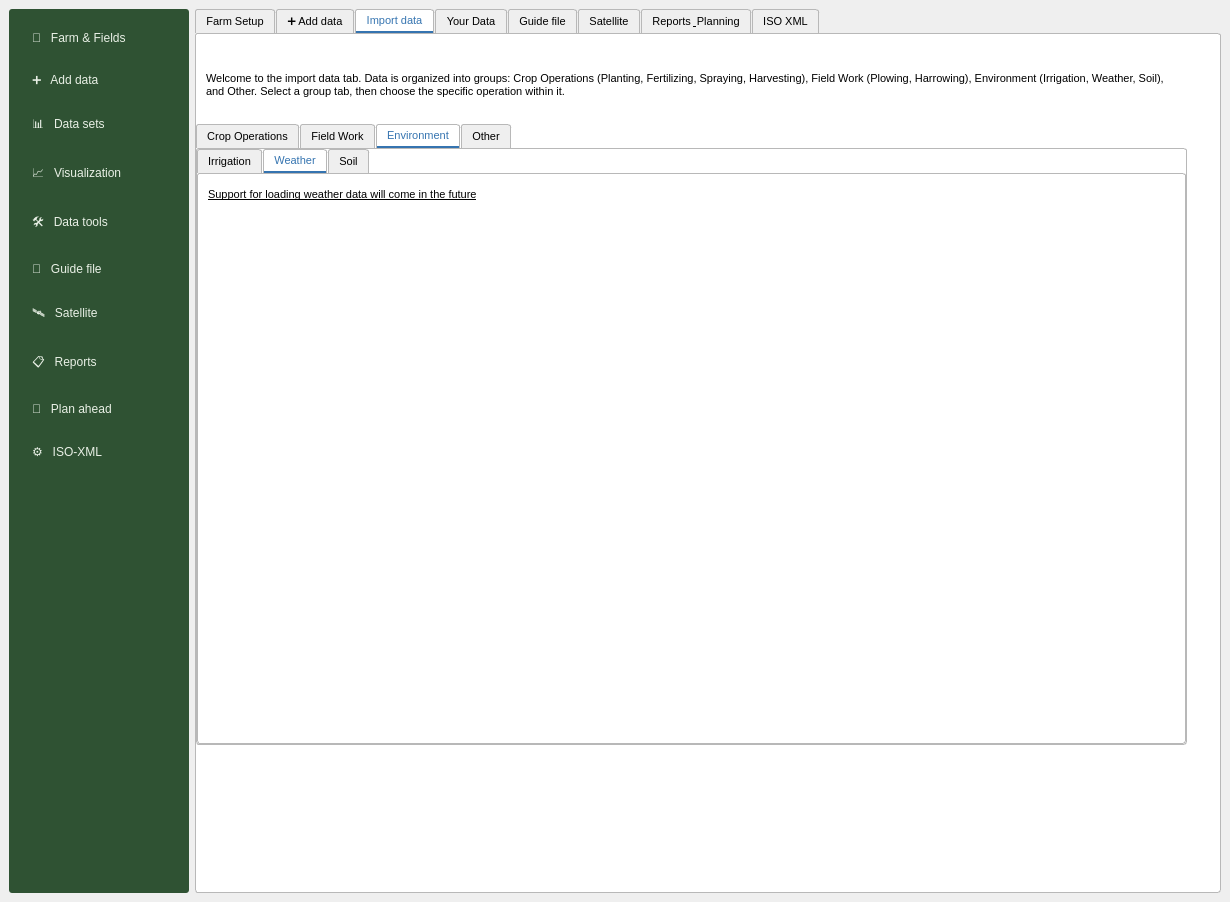
This is GeoDataFarm_dockwidget_base.ui in axelande/geodatafarm3 as Qt 5 draws it before an edit. The edited form follows.
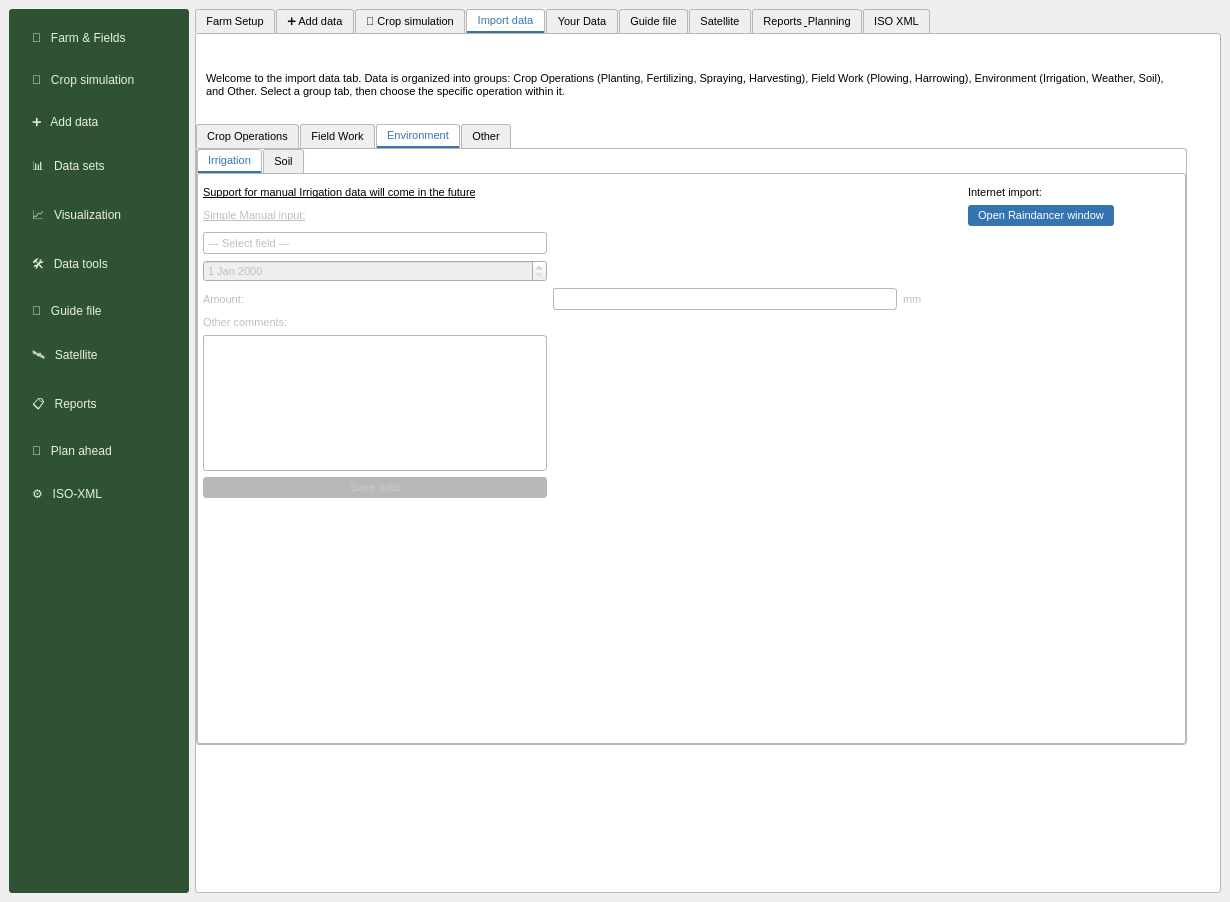
This is the edited form. The open tabs and pages were chosen to show the change. Custom widgets are drawn as their Qt base class.

The edit to the form file:
```diff
--- a/GeoDataFarm_dockwidget_base.ui
+++ b/GeoDataFarm_dockwidget_base.ui
@@ -69,6 +69,11 @@
           <string>🚜   Farm &amp; Fields</string>
          </property>
         </item>
+        <item>
+         <property name="text">
+          <string>🌱   Crop simulation</string>
+         </property>
+        </item>
         <item>
          <property name="text">
           <string>➕   Add data</string>
@@ -208,6 +213,25 @@
           </property>
          </layout>
         </widget>
+        <widget class="QWidget" name="tabCropSimulation">
+         <attribute name="title">
+          <string>🌱 Crop simulation</string>
+         </attribute>
+         <layout class="QVBoxLayout" name="layoutCropSimulation">
+          <property name="leftMargin">
+           <number>0</number>
+          </property>
+          <property name="topMargin">
+           <number>0</number>
+          </property>
+          <property name="rightMargin">
+           <number>0</number>
+          </property>
+          <property name="bottomMargin">
+           <number>0</number>
+          </property>
+         </layout>
+        </widget>
         <widget class="QWidget" name="tab_5">
          <attribute name="title">
           <string>Import data</string>
@@ -1507,30 +1531,6 @@
                 </layout>
                </widget>
               </widget>
-              <widget class="QWidget" name="tab_14">
-               <attribute name="title">
-                <string>Weather</string>
-               </attribute>
-               <widget class="QLabel" name="label_65">
-                <property name="geometry">
-                 <rect>
-                  <x>10</x>
-                  <y>10</y>
-                  <width>401</width>
-                  <height>20</height>
-                 </rect>
-                </property>
-                <property name="font">
-                 <font>
-                  <pointsize>9</pointsize>
-                  <underline>true</underline>
-                 </font>
-                </property>
-                <property name="text">
-                 <string>Support for loading weather data will come in the future</string>
-                </property>
-               </widget>
-              </widget>
               <widget class="QWidget" name="tab_15">
                <attribute name="title">
                 <string>Soil</string>
```
Left out of the diff: 4 changed lines with no effect on the pictures.
